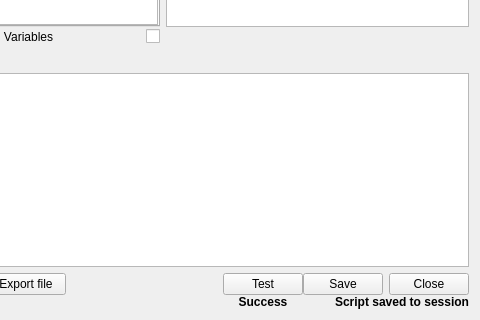
The window that apps/vaporgui/PythonVariablesGUI.ui (StasJ/vapor-formatted) describes before a commit, drawn with Qt 5; both pictures show x 111 to 591 and y 365 to 685 of the 591 by 685 pixel window.
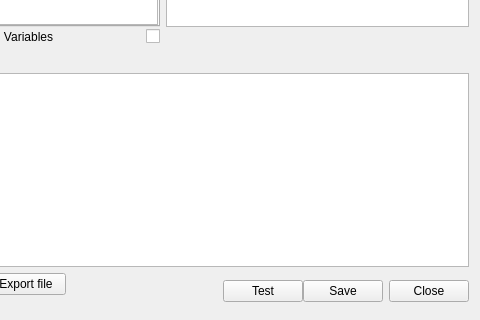
The same window after the commit.

Commit message:
Added dialogs for testing and saving python scripts, in lieu of chang… (#2112)
* Added dialogs for testing and saving python scripts, in leiu of changing label palettes

* Fix tabs

```diff
--- a/apps/vaporgui/PythonVariablesGUI.ui
+++ b/apps/vaporgui/PythonVariablesGUI.ui
@@ -1358,25 +1358,6 @@
               </layout>
              </widget>
             </item>
-            <item>
-             <widget class="QLabel" name="_scriptTestLabel">
-              <property name="font">
-               <font>
-                <weight>75</weight>
-                <bold>true</bold>
-               </font>
-              </property>
-              <property name="frameShape">
-               <enum>QFrame::NoFrame</enum>
-              </property>
-              <property name="text">
-               <string>Success</string>
-              </property>
-              <property name="alignment">
-               <set>Qt::AlignCenter</set>
-              </property>
-             </widget>
-            </item>
            </layout>
           </widget>
          </item>
@@ -1445,22 +1426,6 @@
               </layout>
              </widget>
             </item>
-            <item>
-             <widget class="QLabel" name="_scriptSaveLabel">
-              <property name="font">
-               <font>
-                <weight>75</weight>
-                <bold>true</bold>
-               </font>
-              </property>
-              <property name="text">
-               <string>Script saved to session</string>
-              </property>
-              <property name="alignment">
-               <set>Qt::AlignRight|Qt::AlignTrailing|Qt::AlignVCenter</set>
-              </property>
-             </widget>
-            </item>
            </layout>
           </widget>
          </item>
```
The commit also changes 2 other files.
